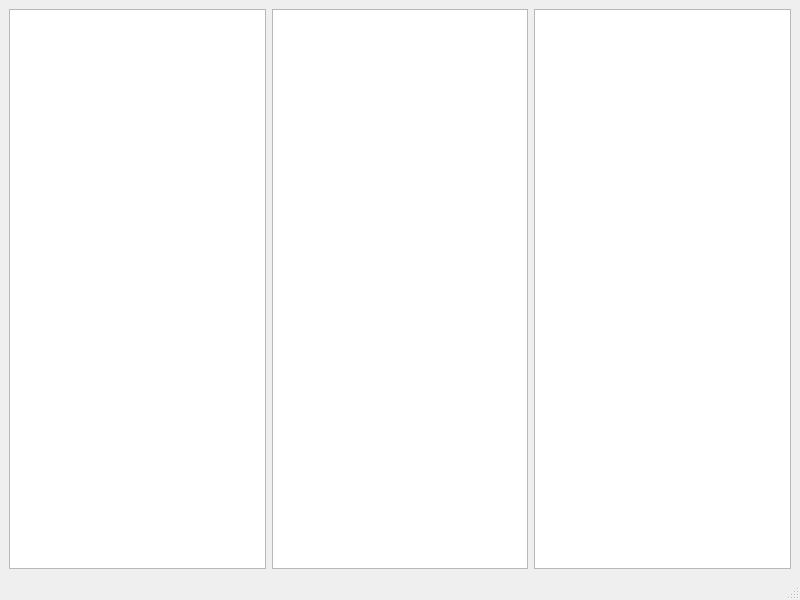
Above: src/pykaitai.ui from Whatang/PyKaitaiViewer before the change. Below: the same form after it.
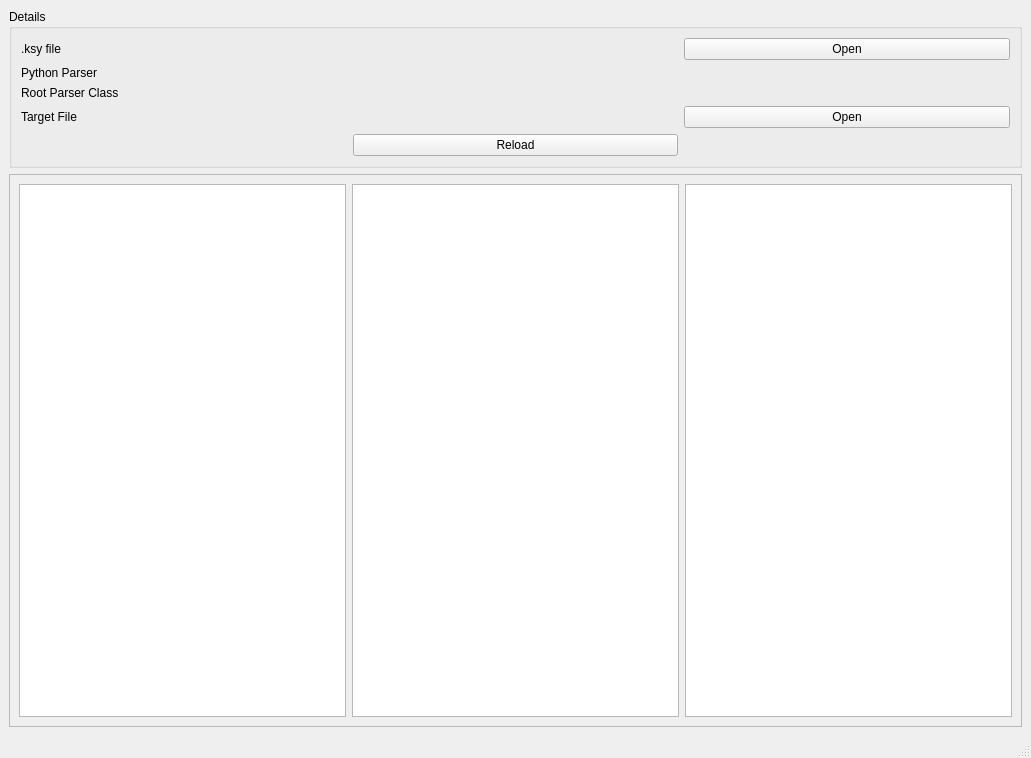
That is the form after the change.

Commit message: Make the ksy file & target file user specified. Rebuild the parser from the GUI.

The edit to the form file:
```diff
--- a/src/pykaitai.ui
+++ b/src/pykaitai.ui
@@ -6,14 +6,109 @@
    <rect>
     <x>0</x>
     <y>0</y>
-    <width>800</width>
-    <height>600</height>
+    <width>1031</width>
+    <height>758</height>
    </rect>
   </property>
   <property name="windowTitle">
    <string>PyKaitai Viewer</string>
   </property>
   <widget class="QWidget" name="centralwidget">
+   <layout class="QVBoxLayout" name="verticalLayout">
+    <item>
+     <widget class="QGroupBox" name="groupBox">
+      <property name="title">
+       <string>Details</string>
+      </property>
+      <layout class="QGridLayout" name="gridLayout">
+       <item row="3" column="2">
+        <widget class="QLabel" name="target_file_label">
+         <property name="text">
+          <string/>
+         </property>
+        </widget>
+       </item>
+       <item row="4" column="2">
+        <widget class="QPushButton" name="reloadButton">
+         <property name="text">
+          <string>Reload</string>
+         </property>
+        </widget>
+       </item>
+       <item row="0" column="2">
+        <widget class="QLabel" name="ksy_filename_value_label">
+         <property name="text">
+          <string/>
+         </property>
+        </widget>
+       </item>
+       <item row="3" column="3">
+        <widget class="QPushButton" name="targetFileButton">
+         <property name="text">
+          <string>Open</string>
+         </property>
+        </widget>
+       </item>
+       <item row="3" column="0">
+        <widget class="QLabel" name="label_2">
+         <property name="text">
+          <string>Target File</string>
+         </property>
+        </widget>
+       </item>
+       <item row="0" column="0">
+        <widget class="QLabel" name="ksy_filename_label">
+         <property name="text">
+          <string>.ksy file</string>
+         </property>
+        </widget>
+       </item>
+       <item row="0" column="3">
+        <widget class="QPushButton" name="ksyFileButton">
+         <property name="text">
+          <string>Open</string>
+         </property>
+        </widget>
+       </item>
+       <item row="1" column="2">
+        <widget class="QLabel" name="parser_file_name">
+         <property name="text">
+          <string/>
+         </property>
+        </widget>
+       </item>
+       <item row="1" column="0">
+        <widget class="QLabel" name="label">
+         <property name="text">
+          <string>Python Parser</string>
+         </property>
+        </widget>
+       </item>
+       <item row="2" column="0">
+        <widget class="QLabel" name="label_3">
+         <property name="text">
+          <string>Root Parser Class</string>
+         </property>
+        </widget>
+       </item>
+       <item row="2" column="2">
+        <widget class="QLabel" name="root_parser_class_label">
+         <property name="text">
+          <string/>
+         </property>
+        </widget>
+       </item>
+      </layout>
+     </widget>
+    </item>
+    <item>
+     <widget class="QFrame" name="frame">
+      <property name="frameShape">
+       <enum>QFrame::StyledPanel</enum>
+      </property>
+      <property name="frameShadow">
+       <enum>QFrame::Raised</enum>
+      </property>
    <layout class="QHBoxLayout" name="horizontalLayout">
     <item>
      <widget class="QPlainTextEdit" name="ksy_editor">
@@ -57,6 +152,9 @@
     </item>
    </layout>
   </widget>
+    </item>
+   </layout>
+  </widget>
   <widget class="QMenuBar" name="menubar">
    <property name="geometry">
     <rect>
```
Left out of the diff: 2 changed lines with no effect on the pictures. Lines whose indentation alone changed are shown as unchanged. The commit also changes 2 other files.
